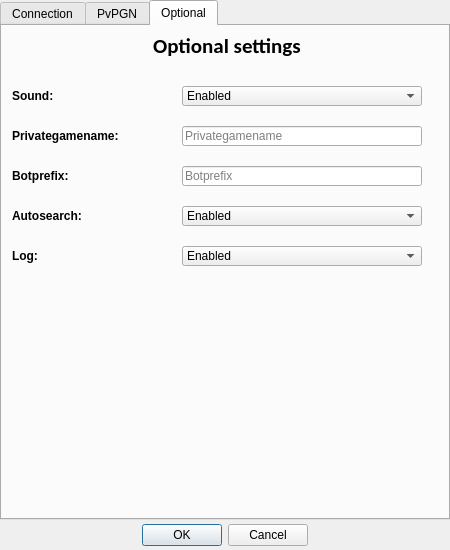
This is GProxy/source/ConfigGUI.ui in irknet/gproxy-ghostgraz as Qt 5 draws it before an edit. The edited form follows.
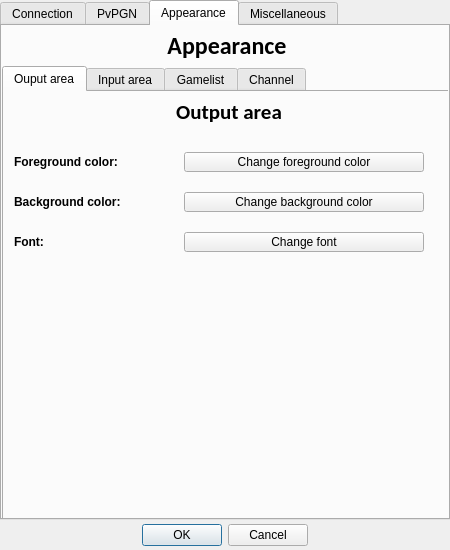
This is the edited form. The open tabs and pages were chosen to show the change. Icons and pictures are not drawn.

```diff
--- a/GProxy/source/ConfigGUI.ui
+++ b/GProxy/source/ConfigGUI.ui
@@ -649,7 +649,7 @@
    </widget>
    <widget class="QWidget" name="optionalTab">
     <attribute name="title">
-     <string>Optional</string>
+     <string>Appearance</string>
     </attribute>
     <widget class="QLabel" name="optionalSettingsHeaderLabel">
      <property name="geometry">
@@ -669,13 +669,213 @@
      <property name="font">
       <font>
        <family>Calibri</family>
-       <pointsize>16</pointsize>
+       <pointsize>18</pointsize>
        <weight>75</weight>
        <bold>true</bold>
       </font>
      </property>
      <property name="text">
-      <string>Optional settings</string>
+      <string>Appearance</string>
+     </property>
+     <property name="alignment">
+      <set>Qt::AlignCenter</set>
+     </property>
+    </widget>
+    <widget class="QTabWidget" name="appearanceTabWidget">
+     <property name="geometry">
+      <rect>
+       <x>0</x>
+       <y>40</y>
+       <width>450</width>
+       <height>460</height>
+      </rect>
+     </property>
+     <property name="currentIndex">
+      <number>0</number>
+     </property>
+     <widget class="QWidget" name="appearanceOutputareaTab">
+      <attribute name="title">
+       <string>Ouput area</string>
+      </attribute>
+      <widget class="QLabel" name="outputareaForegroundcolorLabel">
+       <property name="geometry">
+        <rect>
+         <x>10</x>
+         <y>60</y>
+         <width>160</width>
+         <height>20</height>
+        </rect>
+       </property>
+       <property name="font">
+        <font>
+         <family>Arial</family>
+         <pointsize>9</pointsize>
+         <weight>75</weight>
+         <bold>true</bold>
+        </font>
+       </property>
+       <property name="text">
+        <string>Foreground color:</string>
+       </property>
+      </widget>
+      <widget class="QLabel" name="outputareaBackgroundcolorLabel">
+       <property name="geometry">
+        <rect>
+         <x>10</x>
+         <y>100</y>
+         <width>160</width>
+         <height>20</height>
+        </rect>
+       </property>
+       <property name="font">
+        <font>
+         <family>Arial</family>
+         <pointsize>9</pointsize>
+         <weight>75</weight>
+         <bold>true</bold>
+        </font>
+       </property>
+       <property name="text">
+        <string>Background color:</string>
+       </property>
+      </widget>
+      <widget class="QLabel" name="outputareaHeaderLabel">
+       <property name="geometry">
+        <rect>
+         <x>0</x>
+         <y>0</y>
+         <width>450</width>
+         <height>40</height>
+        </rect>
+       </property>
+       <property name="sizePolicy">
+        <sizepolicy hsizetype="Expanding" vsizetype="Expanding">
+         <horstretch>0</horstretch>
+         <verstretch>0</verstretch>
+        </sizepolicy>
+       </property>
+       <property name="font">
+        <font>
+         <family>Calibri</family>
+         <pointsize>16</pointsize>
+         <weight>75</weight>
+         <bold>true</bold>
+        </font>
+       </property>
+       <property name="text">
+        <string>Output area</string>
+       </property>
+       <property name="alignment">
+        <set>Qt::AlignCenter</set>
+       </property>
+      </widget>
+      <widget class="QLabel" name="outputareaFontLabel">
+       <property name="geometry">
+        <rect>
+         <x>10</x>
+         <y>140</y>
+         <width>160</width>
+         <height>20</height>
+        </rect>
+       </property>
+       <property name="font">
+        <font>
+         <family>Arial</family>
+         <pointsize>9</pointsize>
+         <weight>75</weight>
+         <bold>true</bold>
+        </font>
+       </property>
+       <property name="text">
+        <string>Font:</string>
+       </property>
+      </widget>
+      <widget class="QPushButton" name="outputareaForegroundcolorButton">
+       <property name="geometry">
+        <rect>
+         <x>180</x>
+         <y>60</y>
+         <width>240</width>
+         <height>20</height>
+        </rect>
+       </property>
+       <property name="text">
+        <string>Change foreground color</string>
+       </property>
+      </widget>
+      <widget class="QPushButton" name="outputareaBackgroundcolorButton">
+       <property name="geometry">
+        <rect>
+         <x>180</x>
+         <y>100</y>
+         <width>240</width>
+         <height>20</height>
+        </rect>
+       </property>
+       <property name="text">
+        <string>Change background color</string>
+       </property>
+      </widget>
+      <widget class="QPushButton" name="outputareaFontButton">
+       <property name="geometry">
+        <rect>
+         <x>180</x>
+         <y>140</y>
+         <width>240</width>
+         <height>20</height>
+        </rect>
+       </property>
+       <property name="text">
+        <string>Change font</string>
+       </property>
+      </widget>
+     </widget>
+     <widget class="QWidget" name="appearanceInputareaTab">
+      <attribute name="title">
+       <string>Input area</string>
+      </attribute>
+     </widget>
+     <widget class="QWidget" name="appearanceGamelistTab">
+      <attribute name="title">
+       <string>Gamelist</string>
+      </attribute>
+     </widget>
+     <widget class="QWidget" name="appearanceChannelTab">
+      <attribute name="title">
+       <string>Channel</string>
+      </attribute>
+     </widget>
+    </widget>
+   </widget>
+   <widget class="QWidget" name="miscellaneousTab">
+    <attribute name="title">
+     <string>Miscellaneous</string>
+    </attribute>
+    <widget class="QLabel" name="miscellaneousHeaderLabel">
+     <property name="geometry">
+      <rect>
+       <x>0</x>
+       <y>0</y>
+       <width>450</width>
+       <height>40</height>
+      </rect>
+     </property>
+     <property name="sizePolicy">
+      <sizepolicy hsizetype="Expanding" vsizetype="Expanding">
+       <horstretch>0</horstretch>
+       <verstretch>0</verstretch>
+      </sizepolicy>
+     </property>
+     <property name="font">
+      <font>
+       <family>Calibri</family>
+       <pointsize>18</pointsize>
+       <weight>75</weight>
+       <bold>true</bold>
+      </font>
+     </property>
+     <property name="text">
+      <string>Miscellaneous</string>
      </property>
      <property name="alignment">
       <set>Qt::AlignCenter</set>
```
Left out of the diff: 10 changed lines with no effect on the pictures.
